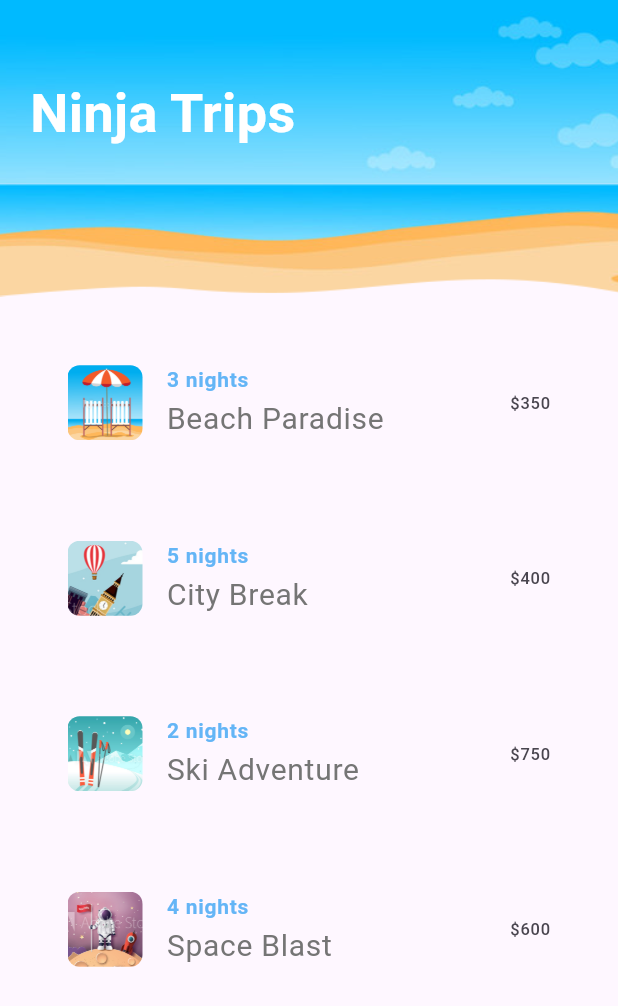
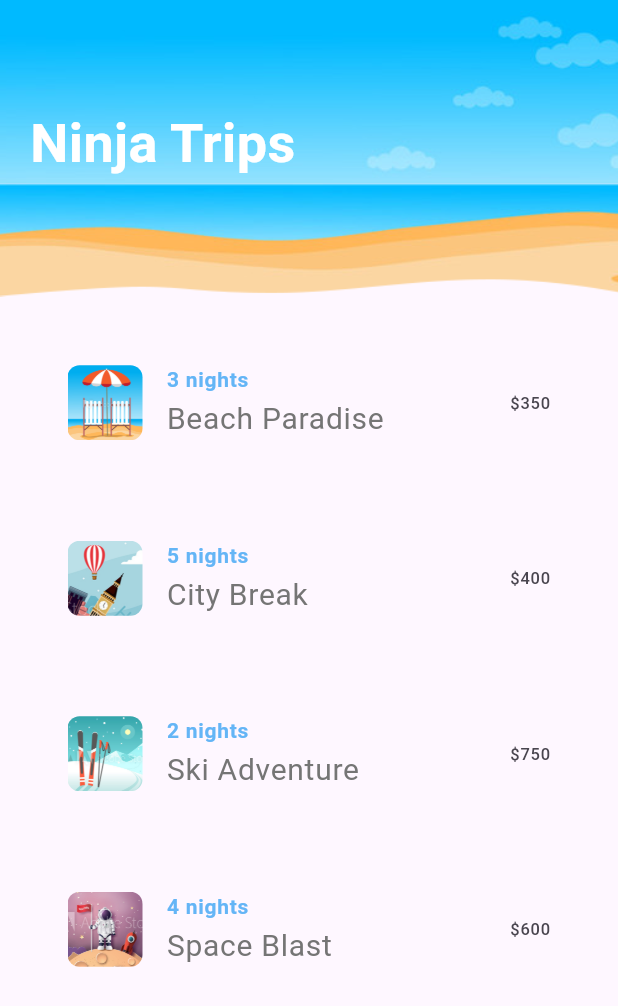
Before and after one commit to hammadx02/flutter-animations, a Flutter app: the screen it shows after launch, on a phone screen of 412 x 824 dp. Shown: the top 1006 px of the screen. Run offline on Flutter 3.47's test engine with Material 3 defaults, Android fonts, the phone set to English and light mode, and no system bars; our stand-ins replace lorem_ipsum.

Commit message:
animation added to title

```diff
--- a/lib/shared/screenTitle.dart
+++ b/lib/shared/screenTitle.dart
@@ -7,9 +7,26 @@ class ScreenTitle extends StatelessWidget {
 
   @override
   Widget build(BuildContext context) {
-    return Text(
-      text,
-      style: TextStyle(fontSize: 36, color: Colors.white, fontWeight: FontWeight.bold),
+    return TweenAnimationBuilder(
+      duration: const Duration(milliseconds: 500),
+      tween: Tween<double>(begin: 0, end: 1),
+      builder: (BuildContext context, double _val, Widget? child) {
+        return Opacity(
+          opacity: _val,
+          child: Padding(
+            padding: EdgeInsets.only(top: _val * 20),
+            child: child,
+          ),
+        );
+      },
+      child: Text(
+        text,
+        style: const TextStyle(
+          fontSize: 36,
+          color: Colors.white,
+          fontWeight: FontWeight.bold,
+        ),
+      ),
     );
   }
 }
```
